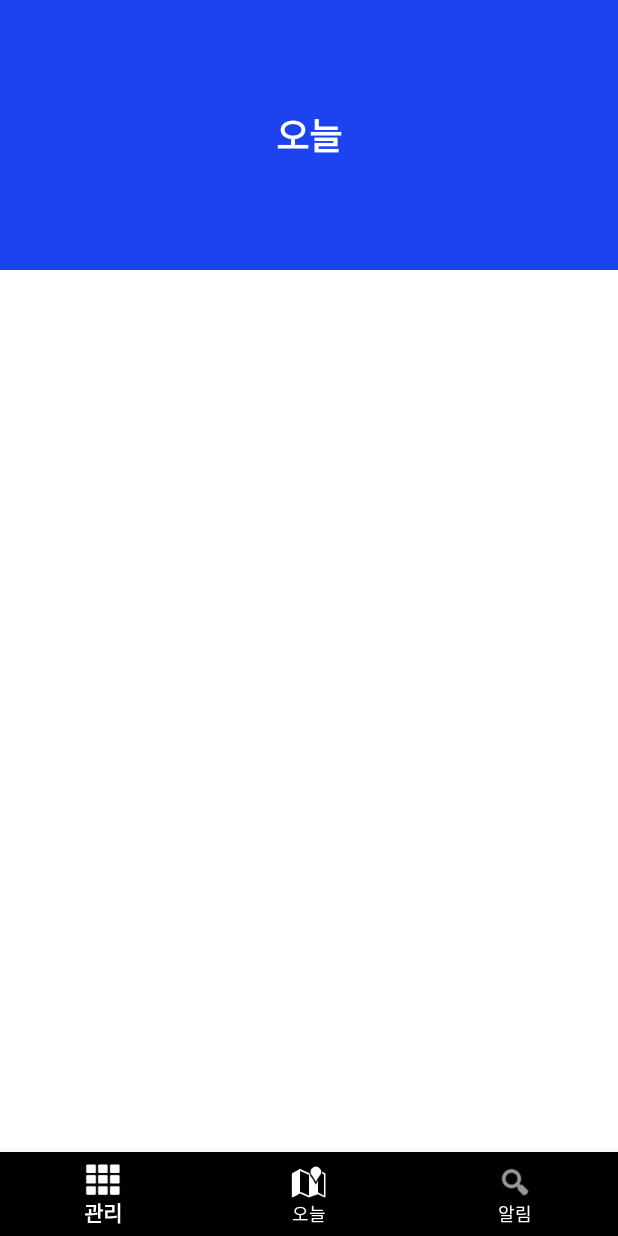
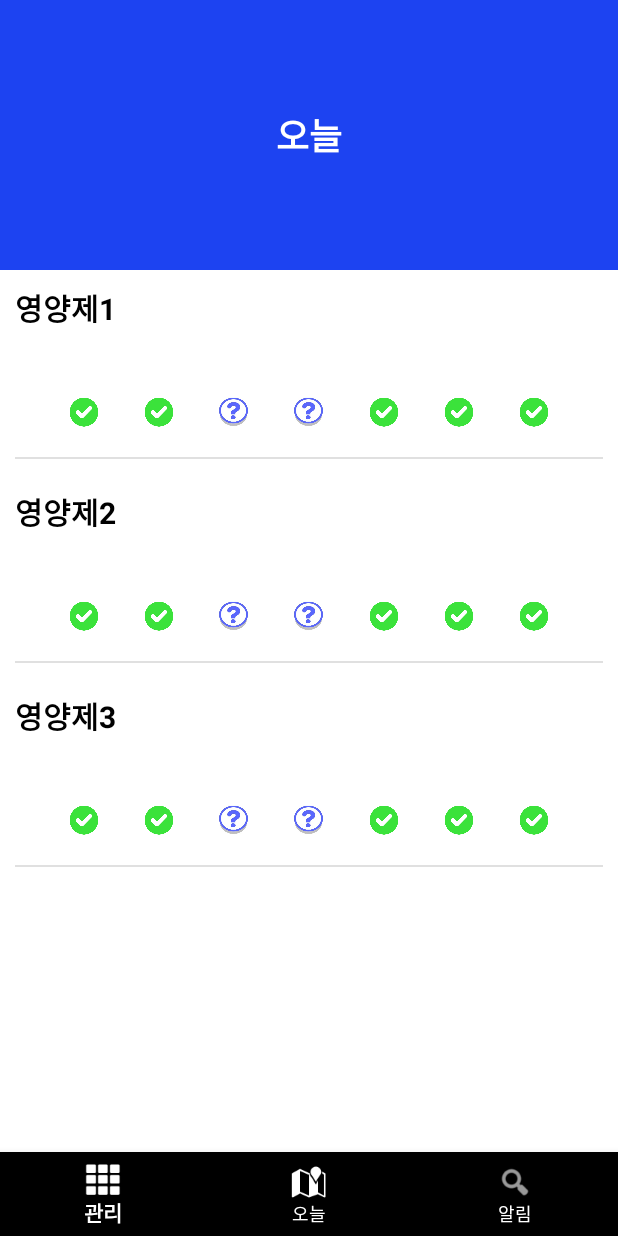
Before and after one commit to JeonK1/MediTime, an Android app: the fragment ManageFragment placed in its activity, on a phone screen of 412 x 824 dp. Run offline under Robolectric (Android 15) with nearby library versions, the phone set to English and light mode, and no system bars.

Commit message:
Today 화면 만드는 중입니다.
약속드린대로 상세한 기능이 완벽하진 않지만 화면에 뿌려지는 작업까지 모두 완료했습니다.

-9:50

```diff
--- /dev/null
+++ b/MediTime/app/src/main/java/com/example/meditime/Adapter/ManageAdapter.kt
@@ -0,0 +1,69 @@
+package com.example.meditime.Adapter
+
+import android.view.LayoutInflater
+import android.view.View
+import android.view.ViewGroup
+import android.widget.TextView
+import androidx.recyclerview.widget.RecyclerView
+import com.example.meditime.ManageInfo
+import com.example.meditime.Model.TodayInfo
+import com.example.meditime.R
+
+class ManageAdapter(val items: ArrayList<ManageInfo>) :
+    RecyclerView.Adapter<ManageAdapter.MyViewHolder>() {
+
+    interface OnItemClickListener{
+        fun OnItemClick(holder: ManageAdapter.MyViewHolder, view: View, position: Int)
+        fun OnCallBtnClick(holder: ManageAdapter.MyViewHolder, view: View, position: Int)
+        fun OnBellBtnClick(holder: ManageAdapter.MyViewHolder, view: View, position: Int)
+    }
+
+    var itemClickListener: ManageAdapter.OnItemClickListener?=null // 버튼클릭 listener
+
+    inner class MyViewHolder(itemView: View) : RecyclerView.ViewHolder(itemView) {
+        var medi_name: TextView = itemView.findViewById(R.id.manageItem_mediName)
+//        init {
+//            medi_bell.setOnClickListener {
+//                itemClickListener?.OnBellBtnClick(this, it, adapterPosition)
+//            }
+//            medi_call.setOnClickListener {
+//                itemClickListener?.OnCallBtnClick(this, it, adapterPosition)
+//            }
+//            itemView.setOnClickListener {
+//                itemClickListener?.OnItemClick(this, it, adapterPosition)
+//            }
+//        }
+    }
+
+    override fun onCreateViewHolder(
+        parent: ViewGroup,
+        viewType: Int
+    ): ManageAdapter.MyViewHolder {
+        val v = LayoutInflater.from(parent.context)
+            .inflate(R.layout.item_manage_alarm, parent, false)
+
+        return MyViewHolder(v)
+    }
+
+    override fun getItemCount(): Int {
+        return items.size
+    }
+
+    override fun onBindViewHolder(holder: ManageAdapter.MyViewHolder, position: Int) {
+        var name = items[position].medi_name
+        holder.medi_name.text = name
+
+    }
+
+    fun getItems(position: Int): ManageInfo {
+        return items[position]
+    }
+
+    fun deleteItem(position: Int) {
+        items.removeAt(position)
+    }
+
+    fun addItem(manageInfo: ManageInfo) {
+        items.add(manageInfo)
+    }
+}
--- a/MediTime/app/src/main/java/com/example/meditime/Database/DBCreater.kt
+++ b/MediTime/app/src/main/java/com/example/meditime/Database/DBCreater.kt
@@ -2,10 +2,8 @@ package com.example.meditime.Database
 
 import android.database.Cursor
 import android.database.sqlite.SQLiteDatabase
-import com.example.meditime.Model.NoticeInfo
-import com.example.meditime.Model.NoticeAlarmInfo
-import com.example.meditime.Model.TodayInfo
-import com.example.meditime.Model.TodayTimeInfo
+import com.example.meditime.ManageInfo
+import com.example.meditime.Model.*
 
 class DBCreater(dbHelper: DBHelper, private val db: SQLiteDatabase){
 
@@ -181,6 +179,41 @@ class DBCreater(dbHelper: DBHelper, private val db: SQLiteDatabase){
         return todayInfoList
     }
 
+    fun get_ManageInfo_all(): ArrayList<ManageInfo>{
+        val ManageInfoList = ArrayList<ManageInfo>()
+        val query = "SELECT * FROM table1"
+        val tb1_cursor = db.rawQuery(query, null)
+        tb1_cursor.moveToFirst()
+
+        do {
+            // medi_no 에 해당하는 모든 table2 데이터 가져오기
+            val ManageTimeList = ArrayList<ManageTimeInfo>()
+            val query2 = "SELECT * FROM table2 WHERE medi_no=${tb1_cursor.getInt(tb1_cursor.getColumnIndex("medi_no"))}"
+            val tb2_cursor = db.rawQuery(query2, null)
+            tb2_cursor.moveToFirst()
+            do {
+                ManageTimeList.add(
+                    ManageTimeInfo(
+                        medi_no = tb2_cursor.getInt(tb2_cursor.getColumnIndex("medi_no")),
+                        time_no = tb2_cursor.getInt(tb2_cursor.getColumnIndex("time_no")),
+                        set_date = tb2_cursor.getString(tb2_cursor.getColumnIndex("set_date")),
+                        take_date = tb2_cursor.getString(tb2_cursor.getColumnIndex("take_date")),
+                        set_check = tb2_cursor.getInt(tb2_cursor.getColumnIndex("set_check"))
+                    )
+                )
+            }while (tb2_cursor.moveToNext())
+
+            ManageInfoList.add(
+                ManageInfo(
+                    medi_no = tb1_cursor.getInt(tb1_cursor.getColumnIndex("medi_no")),
+                    medi_name = tb1_cursor.getString(tb1_cursor.getColumnIndex("medi_name")),
+                    time_list = ManageTimeList
+                )
+            )
+        }while (tb1_cursor.moveToNext())
+        return ManageInfoList
+    }
+
     //데이터 검색
     fun selectColumn(mytable: String, select:String, condition:String): Cursor {
         //select : 찾고자 하는 정보 ex) "id" 또는 "id, mediname" 의 형식으로 작성
--- a/MediTime/app/src/main/java/com/example/meditime/Fragment/ManageFragment.kt
+++ b/MediTime/app/src/main/java/com/example/meditime/Fragment/ManageFragment.kt
@@ -7,7 +7,12 @@ import android.view.LayoutInflater
 import android.view.View
 import android.view.ViewGroup
 import androidx.fragment.app.Fragment
+import androidx.recyclerview.widget.LinearLayoutManager
 import androidx.recyclerview.widget.RecyclerView
+import com.example.meditime.Adapter.ManageAdapter
+import com.example.meditime.Adapter.NoticeAdapter
+import com.example.meditime.Database.DBCreater
+import com.example.meditime.Database.DBHelper
 import com.example.meditime.R
 
 /*********************************
@@ -18,7 +23,14 @@ import com.example.meditime.R
 
 class ManageFragment : Fragment() {
 
+
+    // 관리 화면 RecyclerView를 위한 변수들
     lateinit var recyclerView: RecyclerView
+    lateinit var alarmAdapter: ManageAdapter
+
+    // 데이터 베이스 사용
+    lateinit var dbHelper: DBHelper
+    lateinit var dbCreater: DBCreater
 
     override fun onCreateView(
         inflater: LayoutInflater, container: ViewGroup?,
@@ -31,6 +43,25 @@ class ManageFragment : Fragment() {
     }
 
     //DataBase에서 복용한 약품에 대한 정보를 받아와 List를 만들고 화면에 뿌려주어야 합니다.
+    override fun onViewCreated(view: View, savedInstanceState: Bundle?) {
+        super.onViewCreated(view, savedInstanceState)
+        dbHelperInit()
+        fragment_init()
+    }
+    fun fragment_init(){
+        recyclerViewInit()
+        //clickListenerInit()
+    }
+    private fun dbHelperInit() {
+        dbHelper = DBHelper(getContext(), "MediDB.db", null, 1)
+        dbCreater = DBCreater(dbHelper, dbHelper.writableDatabase)
+    }
 
+    fun recyclerViewInit() {
+        alarmAdapter = ManageAdapter(dbCreater.get_ManageInfo_all())
+        recyclerView.layoutManager =
+            LinearLayoutManager(context, LinearLayoutManager.VERTICAL, false)
+        recyclerView.adapter = alarmAdapter
+    }
 
 }
--- a/MediTime/app/src/main/java/com/example/meditime/Model/ManageInfo.kt
+++ b/MediTime/app/src/main/java/com/example/meditime/Model/ManageInfo.kt
@@ -1,4 +1,11 @@
 package com.example.meditime
 
-class ManageInfo(val medi_no:Int, val set_check :Int, val take_date :String) {
-}
+import com.example.meditime.Model.ManageTimeInfo
+import com.example.meditime.Model.TodayTimeInfo
+import java.io.Serializable
+
+data class ManageInfo(
+    val medi_no: Int,
+    val medi_name: String,
+    var time_list:ArrayList<ManageTimeInfo> = ArrayList<ManageTimeInfo>()
+): Serializable
--- /dev/null
+++ b/MediTime/app/src/main/java/com/example/meditime/Model/ManageTimeInfo.kt
@@ -0,0 +1,12 @@
+package com.example.meditime.Model
+
+import java.io.Serializable
+
+data class ManageTimeInfo(
+    val medi_no: Int,
+    val time_no: Int,
+    val set_date: String,
+    val take_date: String,
+    val set_check: Int
+
+): Serializable
--- /dev/null
+++ b/MediTime/app/src/main/res/layout/item_manage_alarm.xml
@@ -0,0 +1,180 @@
+<?xml version="1.0" encoding="utf-8"?>
+<LinearLayout xmlns:android="http://schemas.android.com/apk/res/android"
+    xmlns:tools="http://schemas.android.com/tools"
+    android:layout_width="match_parent"
+    android:layout_height="wrap_content"
+    android:orientation="vertical"
+    android:padding="10dp">
+
+    <RelativeLayout
+        android:layout_width="match_parent"
+        android:layout_height="wrap_content">
+
+        <TextView
+            android:id="@+id/manageItem_mediName"
+            android:layout_width="wrap_content"
+            android:layout_height="wrap_content"
+            android:layout_alignParentLeft="true"
+            android:textColor="#000000"
+            android:textSize="20dp"
+            android:textStyle="bold"
+            tools:text="영양제" />
+
+    </RelativeLayout>
+
+    <RelativeLayout
+        android:layout_width="match_parent"
+        android:layout_height="wrap_content"
+        android:layout_marginTop="10dp">
+
+        <TextView
+            android:id="@+id/monday"
+            android:layout_width="wrap_content"
+            android:layout_height="wrap_content"
+            android:layout_alignParentLeft="true"
+            android:layout_marginLeft="35dp"
+            android:textColor="#555555"
+            android:textSize="18dp"
+            tools:text="월" />
+
+        <TextView
+            android:id="@+id/tuesday"
+            android:layout_width="wrap_content"
+            android:layout_height="wrap_content"
+            android:layout_marginLeft="35dp"
+            android:layout_toRightOf="@id/monday"
+            android:textColor="#555555"
+            android:textSize="18dp"
+            tools:text="화" />
+
+        <TextView
+            android:id="@+id/wednesday"
+            android:layout_width="wrap_content"
+            android:layout_height="wrap_content"
+            android:layout_marginLeft="35dp"
+            android:layout_toRightOf="@id/tuesday"
+            android:textColor="#555555"
+            android:textSize="18dp"
+            tools:text="수" />
+
+        <TextView
+            android:id="@+id/thursday"
+            android:layout_width="wrap_content"
+            android:layout_height="wrap_content"
+            android:layout_marginLeft="35dp"
+            android:layout_toRightOf="@id/wednesday"
+            android:textColor="#555555"
+            android:textSize="18dp"
+            tools:text="목" />
+
+        <TextView
+            android:id="@+id/Friday"
+            android:layout_width="wrap_content"
+            android:layout_height="wrap_content"
+            android:layout_marginLeft="35dp"
+            android:layout_toRightOf="@id/thursday"
+            android:textColor="#555555"
+            android:textSize="18dp"
+            tools:text="금" />
+
+        <TextView
+            android:id="@+id/saturday"
+            android:layout_width="wrap_content"
+            android:layout_height="wrap_content"
+            android:layout_marginLeft="35dp"
+            android:layout_toRightOf="@id/Friday"
+            android:textColor="#555555"
+            android:textSize="18dp"
+            tools:text="토" />
+
+        <TextView
+            android:id="@+id/sunday"
+            android:layout_width="wrap_content"
+            android:layout_height="wrap_content"
+            android:layout_marginLeft="35dp"
+            android:layout_toRightOf="@id/saturday"
+            android:textColor="#555555"
+            android:textSize="18dp"
+            tools:text="일" />
+
+    </RelativeLayout>
+
+    <RelativeLayout
+        android:layout_width="match_parent"
+        android:layout_height="wrap_content"
+        android:layout_marginTop="10dp">
+
+        <ImageView
+            android:id="@+id/mon_icon"
+            android:layout_width="20dp"
+            android:layout_height="20dp"
+            android:layout_alignParentLeft="true"
+            android:layout_marginLeft="36dp"
+            android:background="@drawable/ok_take" />
+
+        <ImageView
+            android:id="@+id/tues_icon"
+            android:layout_width="20dp"
+            android:layout_height="20dp"
+            android:layout_marginLeft="30dp"
+            android:layout_toRightOf="@+id/mon_icon"
+            android:background="@drawable/ok_take" />
+
+        <ImageView
+            android:id="@+id/wed_icon"
+            android:layout_width="20dp"
+            android:layout_height="20dp"
+            android:layout_centerVertical="true"
+            android:layout_marginLeft="30dp"
+            android:layout_toRightOf="@+id/tues_icon"
+            android:background="@drawable/no_check"
+            android:padding="10dp" />
+
+        <ImageView
+            android:id="@+id/thur_icon"
+            android:layout_width="20dp"
+            android:layout_height="20dp"
+            android:layout_centerVertical="true"
+            android:layout_marginLeft="30dp"
+            android:layout_toRightOf="@+id/wed_icon"
+            android:background="@drawable/no_check"
+            android:padding="10dp" />
+
+        <ImageView
+            android:id="@+id/Fri_icon"
+            android:layout_width="20dp"
+            android:layout_height="20dp"
+            android:layout_centerVertical="true"
+            android:layout_marginLeft="30dp"
+            android:layout_toRightOf="@+id/thur_icon"
+            android:background="@drawable/ok_take"
+ />
+
+        <ImageView
+            android:id="@+id/Sat_icon"
+            android:layout_width="20dp"
+            android:layout_height="20dp"
+            android:layout_centerVertical="true"
+            android:layout_marginLeft="30dp"
+            android:layout_toRightOf="@+id/Fri_icon"
+            android:background="@drawable/ok_take" />
+
+        <ImageView
+            android:id="@+id/Sun_icon"
+            android:layout_width="20dp"
+            android:layout_height="20dp"
+            android:layout_centerVertical="true"
+            android:layout_marginLeft="30dp"
+            android:layout_toRightOf="@+id/Sat_icon"
+            android:background="@drawable/ok_take"
+ />
+
+    </RelativeLayout>
+
+    <View
+        android:layout_width="match_parent"
+        android:layout_height="1dp"
+        android:layout_marginTop="20dp"
+        android:background="@color/colorGray" />
+
+</LinearLayout>
```
Also changed, not shown: MediTime/app/src/main/res/drawable/no_check.jpg (added), MediTime/app/src/main/res/drawable/no_take.png (added), MediTime/app/src/main/res/drawable/ok_take.png (added).
